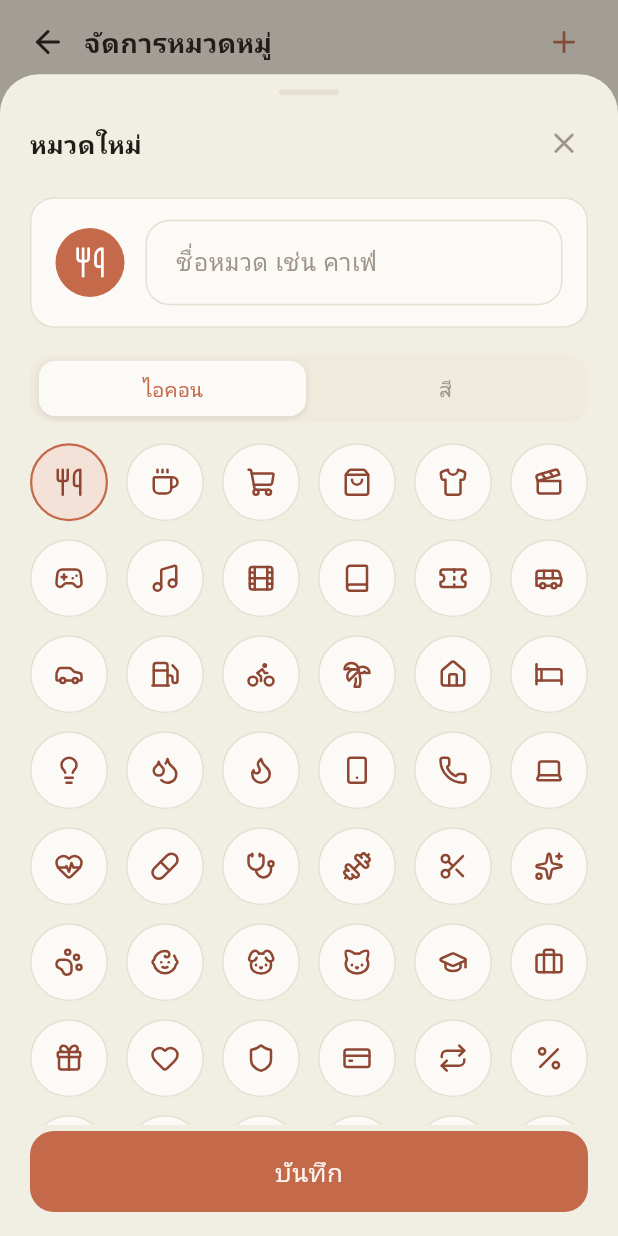
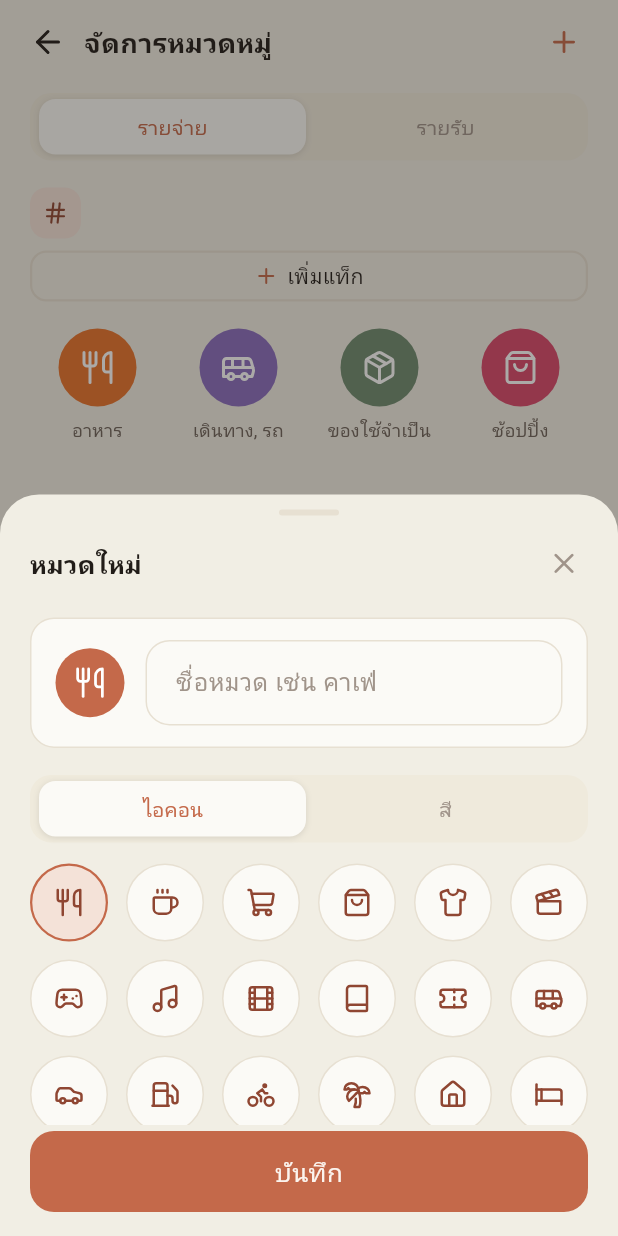
Before and after one commit to AfnanYapu09/-MoneyBun, a Flutter app: the ManageCategoriesScreen screen opened by its route, after a tap on an icon or button, on a phone screen of 412 x 824 dp. Run offline on Flutter 3.47's test engine with Material 3 defaults, Android fonts, the phone set to English and light mode, and no system bars; our stand-ins replace cloud_firestore, drift, drift_flutter, firebase_auth, firebase_core, flutter_riverpod and 6 more; missing offline and left inert: google_mlkit_text_recognition, mobile_scanner, photo_manager; accounts and stored records are empty; generated files the repository leaves out were written again; Roboto replaces fonts that are missing (Ibm Plex Sans Thai, Mitr).

Commit message:
form sheets open at 60% and grow to 90% while typing
The add-transaction, add-budget and add-category sheets now use a shared
_FormSheetSize that shows at 60% of the screen and animates to 90% when the
keyboard is up (viewInsets.bottom > 0), anchored to the bottom, instead of a
fixed 94%.

Co-Authored-By: Claude Opus 4.8 <noreply@anthropic.com>
Claude-Session: https://claude.ai/code/session_01PfvM1Qr5EuybLHphMVt125

```diff
--- a/lib/core/router/sheets.dart
+++ b/lib/core/router/sheets.dart
@@ -16,6 +16,25 @@ import '../widgets/app_icons.dart';
 import '../widgets/primary_button.dart';
 
 const _barrier = Color(0x61211C18); // rgba(33,28,24,.38)
+
+/// A form sheet that shows at 60% of the screen and grows to 90% while the
+/// keyboard is up (so the focused field stays visible). Anchored to the bottom.
+class _FormSheetSize extends StatelessWidget {
+  const _FormSheetSize({required this.child});
+  final Widget child;
+
+  @override
+  Widget build(BuildContext context) {
+    final typing = MediaQuery.of(context).viewInsets.bottom > 0;
+    return AnimatedFractionallySizedBox(
+      duration: const Duration(milliseconds: 220),
+      curve: Curves.easeOut,
+      alignment: Alignment.bottomCenter,
+      heightFactor: typing ? 0.9 : 0.6,
+      child: child,
+    );
+  }
+}
 
 /// Runs [show] while marking a sheet open in [openSheetsProvider], so the home
 /// FAB hides for the sheet's whole lifetime (and reappears once it closes).
@@ -44,8 +63,7 @@ Future<bool?> showAddTransactionSheet(BuildContext context, {String? editId}) {
       shape: const RoundedRectangleBorder(
         borderRadius: BorderRadius.vertical(top: Radius.circular(26)),
       ),
-      builder: (_) => FractionallySizedBox(
-        heightFactor: 0.94,
+      builder: (_) => _FormSheetSize(
         child: AddTransactionSheet(editId: editId),
       ),
     ),
@@ -114,8 +132,7 @@ Future<bool?> showBudgetSheet(BuildContext context, {BudgetRow? budget}) {
       useSafeArea: true,
       barrierColor: _barrier,
       backgroundColor: Colors.transparent,
-      builder: (_) => FractionallySizedBox(
-        heightFactor: 0.94,
+      builder: (_) => _FormSheetSize(
         child: BudgetSheet(budget: budget),
       ),
     ),
@@ -135,8 +152,7 @@ Future<bool?> showAddCategorySheet(
       useSafeArea: true,
       barrierColor: _barrier,
       backgroundColor: Colors.transparent,
-      builder: (_) => FractionallySizedBox(
-        heightFactor: 0.94,
+      builder: (_) => _FormSheetSize(
         child: AddCategorySheet(type: type),
       ),
     ),
```
